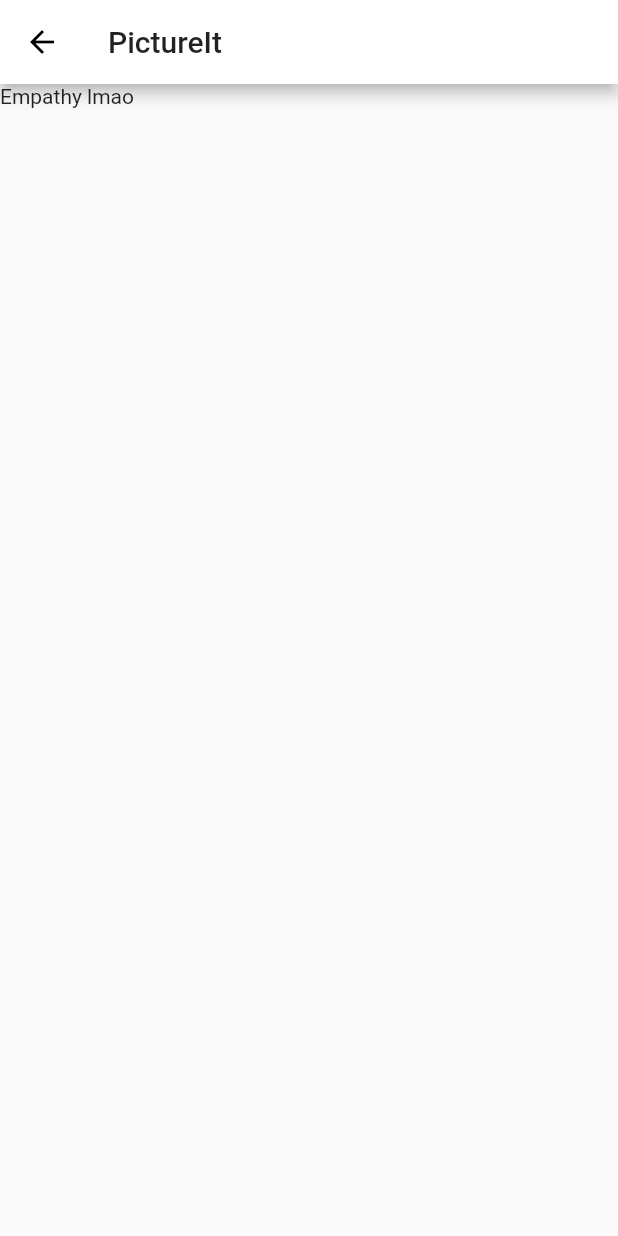
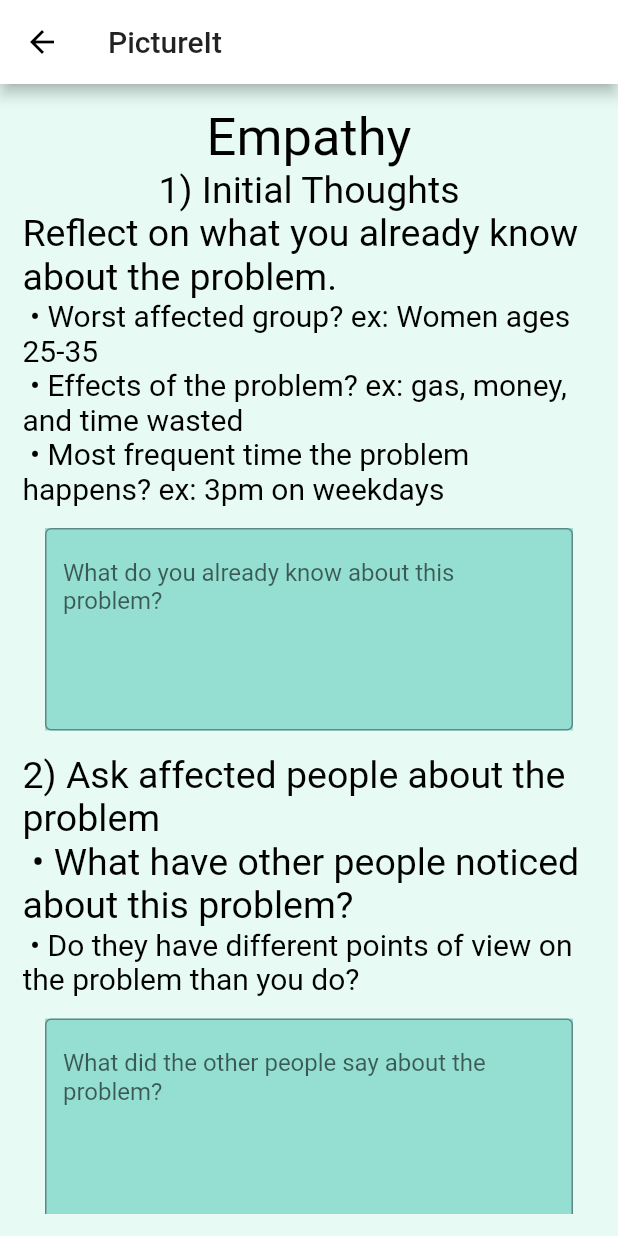
Before and after one commit to jchou03/PictureIt, a Flutter app: the screen it shows after launch, after a tap on "Next", on a phone screen of 412 x 824 dp. Run offline on Flutter 3.47's test engine with Material 2 defaults, Android fonts, the phone set to English and light mode, and no system bars.

Commit message:
Mostly built out empathy page
need to update the padding & margin to make it look a little nicer, but otherwise it's pretty good

```diff
--- a/pictureit/lib/Tools/empathy.dart
+++ b/pictureit/lib/Tools/empathy.dart
@@ -1,10 +1,129 @@
 import 'package:flutter/cupertino.dart';
 import 'package:flutter/material.dart';
+
+// color setups
+const backgroundColor = Color(0xFFE7FBF4);
+const headingColor = Colors.white;
+const boxColor = Color(0xFF94DFD2);
+const arrowColor = Color(0xFFFFF7BF);
+
+// padding, margin, and border radius setup
+const globalPadding = 15.0;
+const globalMargin = 15.0;
+const borderRadius = 10.0;
 
 class Empathy extends StatelessWidget {
   Widget build(BuildContext context) {
     return Scaffold(
-        appBar: AppBar(title: Text('PictureIt')),
-        body: Container(child: Text('Empathy lmao')));
+        appBar: AppBar(
+          title: Text('PictureIt'),
+          backgroundColor: headingColor,
+        ),
+        body: Container(
+            padding: EdgeInsets.all(globalPadding),
+            color: backgroundColor,
+            width: MediaQuery.of(context).size.width,
+            child: ListView(children: <Widget>[
+              Column(
+                mainAxisAlignment: MainAxisAlignment.spaceEvenly,
+                children: <Widget>[
+                  // title for the section
+                  Text('Empathy',
+                      style: TextStyle(color: Colors.black, fontSize: 35)),
+                  Column(
+                    children: <Widget>[
+                      Text('1) Initial Thoughts',
+                          style: TextStyle(color: Colors.black, fontSize: 25)),
+                      Text(
+                          'Reflect on what you already know about the problem.',
+                          style: TextStyle(color: Colors.black, fontSize: 25)),
+                      Text(
+                        ' • Worst affected group? ex: Women ages 25-35',
+                        style: TextStyle(color: Colors.black, fontSize: 20),
+                      ),
+                      Text(
+                          ' • Effects of the problem? ex: gas, money, and time wasted',
+                          style: TextStyle(color: Colors.black, fontSize: 20)),
+                      Text(
+                          ' • Most frequent time the problem happens? ex: 3pm on weekdays',
+                          style: TextStyle(color: Colors.black, fontSize: 20)),
+                    ],
+                  ),
+
+                  // text box for user input
+                  Container(
+                    color: boxColor,
+                    margin: EdgeInsets.all(globalPadding),
+                    child: TextField(
+                      minLines: 5,
+                      maxLines: 5,
+                      autocorrect: true,
+                      decoration: InputDecoration(
+                          border: OutlineInputBorder(),
+                          hintText:
+                              'What do you already know about this problem?'),
+                    ),
+                  ),
+
+                  // section for second prompt
+                  Column(
+                    children: <Widget>[
+                      Text('2) Ask affected people about the problem',
+                          style: TextStyle(color: Colors.black, fontSize: 25)),
+                      Text(
+                          ' • What have other people noticed about this problem? ',
+                          style: TextStyle(color: Colors.black, fontSize: 25)),
+                      Text(
+                        ' • Do they have different points of view on the problem than you do?',
+                        style: TextStyle(color: Colors.black, fontSize: 20),
+                      ),
+                    ],
+                  ),
+                  // second text box
+                  // text box for user input
+                  Container(
+                    color: boxColor,
+                    margin: EdgeInsets.all(globalPadding),
+                    child: TextField(
+                      minLines: 5,
+                      maxLines: 5,
+                      autocorrect: true,
+                      decoration: InputDecoration(
+                          border: OutlineInputBorder(),
+                          hintText:
+                              'What did the other people say about the problem?'),
+                    ),
+                  ),
+                  // Button for moving to the next page
+                  Container(
+                      margin: EdgeInsets.all(globalMargin),
+                      child: RaisedButton(
+                          color: boxColor,
+                          splashColor: Colors.blueAccent,
+                          padding: EdgeInsets.all(20),
+                          onPressed: () {
+                            Navigator.push(
+                                context,
+                                MaterialPageRoute(
+                                    builder: (context) => Empathy()));
+                          },
+                          child: Row(
+                            mainAxisAlignment: MainAxisAlignment.spaceBetween,
+                            children: <Widget>[
+                              Text(
+                                "Next",
+                                style:
+                                    TextStyle(color: arrowColor, fontSize: 20),
+                              ),
+                              Icon(
+                                Icons.arrow_forward_ios,
+                                color: arrowColor,
+                                size: 20,
+                              )
+                            ],
+                          )))
+                ],
+              )
+            ])));
   }
 }
--- a/pictureit/lib/Tools/gettingStarted.dart
+++ b/pictureit/lib/Tools/gettingStarted.dart
@@ -1,3 +1,5 @@
+import 'dart:ui';
+
 import 'package:flutter/cupertino.dart';
 import 'package:flutter/material.dart';
 import 'package:pictureit/Tools/empathy.dart';
@@ -38,29 +40,31 @@ class GettingStarted extends StatelessWidget {
               // title
               Text(
                 'Getting Started',
-                style: TextStyle(color: Colors.black, fontSize: 30),
+                style: TextStyle(color: Colors.black, fontSize: 35),
               ),
               // questions
               Column(
                 mainAxisAlignment: MainAxisAlignment.spaceEvenly,
                 children: <Widget>[
                   Text('• Where have you observed this problem?',
-                      style: TextStyle(color: Colors.blueAccent, fontSize: 18)),
+                      style: TextStyle(color: Colors.black, fontSize: 20)),
                   Text('• When did you first notice it? ',
-                      style: TextStyle(color: Colors.black, fontSize: 18)),
+                      style: TextStyle(color: Colors.black, fontSize: 20)),
                   Text('• Where did you first notice it?',
-                      style: TextStyle(color: Colors.black, fontSize: 18)),
+                      style: TextStyle(color: Colors.black, fontSize: 20)),
                 ],
               ),
               // noticing problem text
               Text('I first noticed the problem...',
-                  style: TextStyle(color: Colors.black, fontSize: 20)),
+                  style: TextStyle(color: Colors.black, fontSize: 25)),
 
               // text box for user input
               Container(
                 color: boxColor,
                 margin: EdgeInsets.all(globalPadding),
                 child: TextField(
+                  minLines: 5,
+                  maxLines: 5,
                   autocorrect: true,
                   decoration: InputDecoration(
                       border: OutlineInputBorder(),
@@ -68,15 +72,18 @@ class GettingStarted extends StatelessWidget {
                 ),
               ),
               // button to move to next page
-              RaisedButton(
-                  color: Colors.blueAccent,
+              Container(
+                  margin: EdgeInsets.all(globalMargin),
+                  child: RaisedButton(
+                      color: boxColor,
                       splashColor: Colors.blueAccent,
-                  disabledColor: Colors.redAccent,
+                      padding: EdgeInsets.all(20),
                       onPressed: () {
                         Navigator.push(context,
                             MaterialPageRoute(builder: (context) => Empathy()));
                       },
                       child: Row(
+                        mainAxisAlignment: MainAxisAlignment.spaceBetween,
                         children: <Widget>[
                           Text(
                             "Next",
@@ -88,7 +95,7 @@ class GettingStarted extends StatelessWidget {
                             size: 20,
                           )
                         ],
-                  ))
+                      )))
             ],
           ),
         ));
```
Lines whose indentation alone changed are shown as unchanged.
